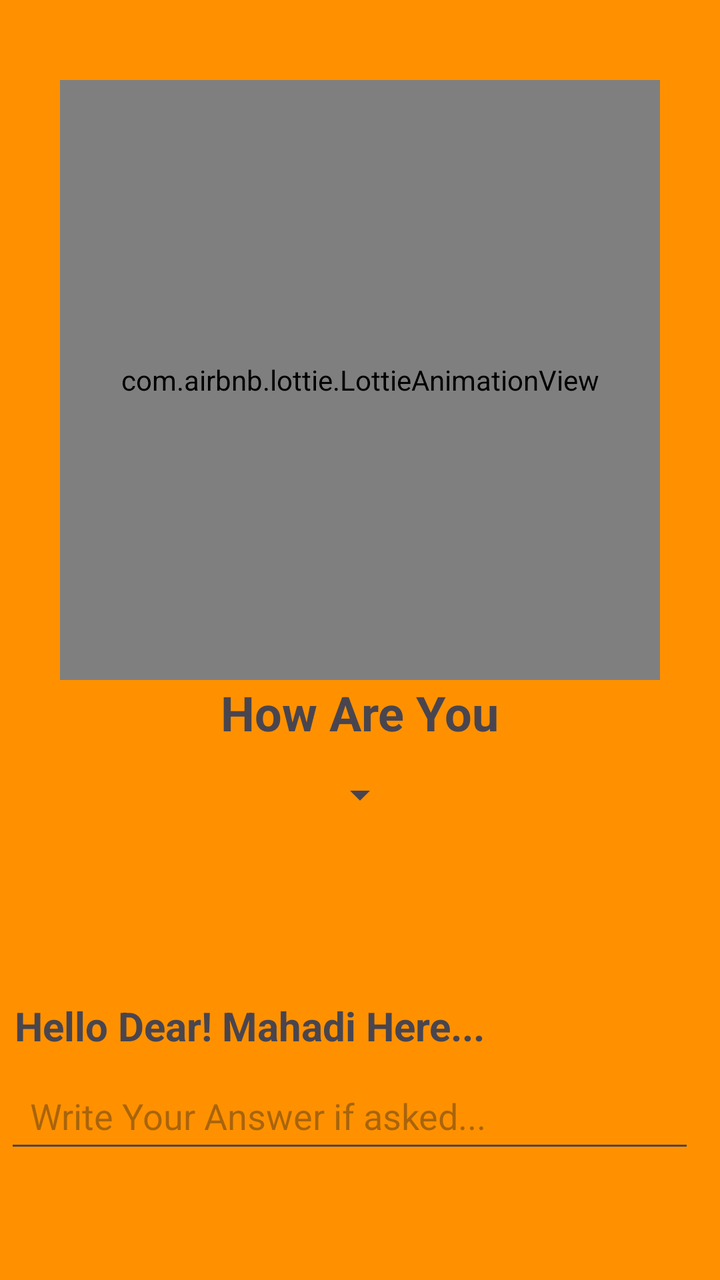
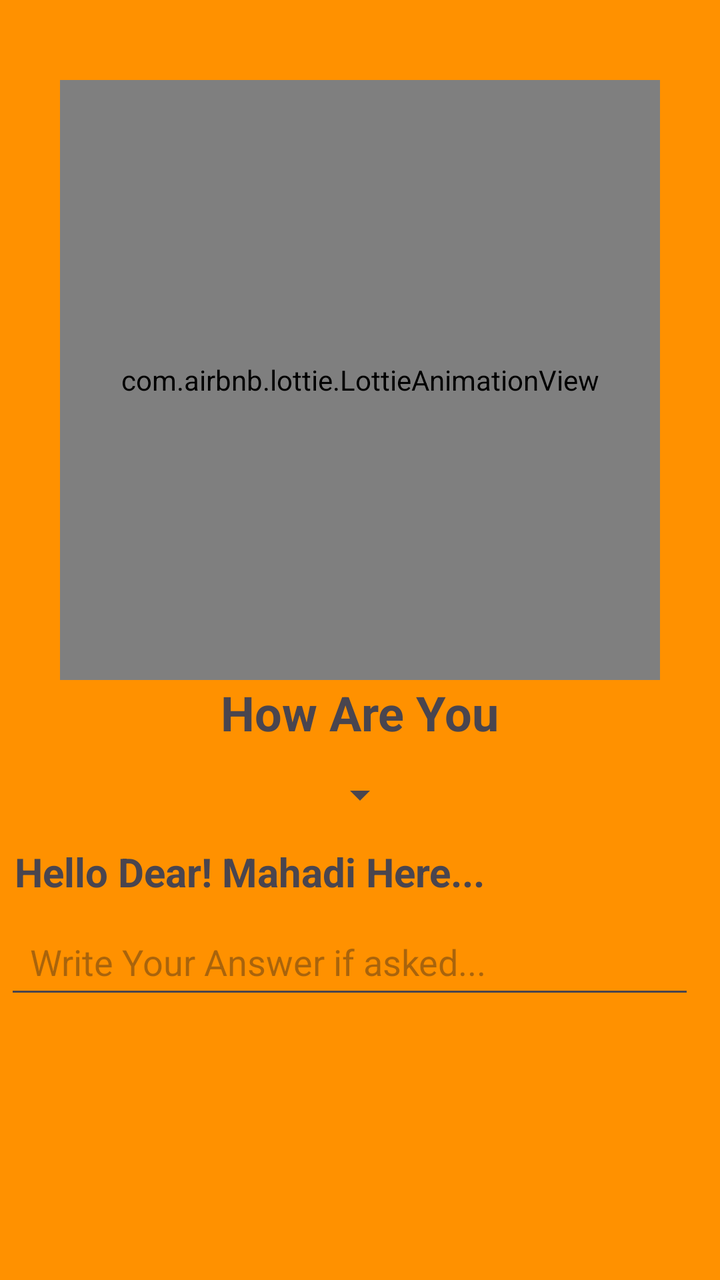

Before-and-after screenshots of an Android layout around one commit, followed by the original layout XML and the change that was made.
<!-- AndroidManifest.xml: application theme Theme.BMICalculator -->
<!-- res/layout/activity_start_page.xml -->
<?xml version="1.0" encoding="utf-8"?>
<LinearLayout
    xmlns:android="http://schemas.android.com/apk/res/android"
    xmlns:app="http://schemas.android.com/apk/res-auto"
    xmlns:tools="http://schemas.android.com/tools"
    android:layout_width="match_parent"
    android:layout_height="match_parent"
    tools:context=".startPage"
    android:background="#FF9100"
    android:orientation="vertical"
    android:gravity="center_horizontal"
    >

    <com.airbnb.lottie.LottieAnimationView
        android:id="@+id/lo"
        android:layout_width="300dp"
        android:layout_height="300dp"
        app:lottie_rawRes="@raw/watermelon"
        app:lottie_autoPlay="true"
        app:lottie_loop="true"
        android:layout_marginTop="40dp"
        />
<LinearLayout
    android:layout_width="match_parent"
    android:layout_height="wrap_content"
    android:orientation="vertical"
    android:gravity="center_horizontal"
    >
    <TextView
        android:layout_width="wrap_content"
        android:layout_height="wrap_content"
        android:textStyle="bold"
        android:textSize="24sp"
        android:text="How Are You"
        />
    <Spinner
        android:layout_width="wrap_content"
        android:layout_height="50dp"
        android:id="@+id/spinner"
        android:layout_marginBottom="77dp"/>
</LinearLayout>
    <TextView
        android:layout_width="match_parent"
        android:layout_height="wrap_content"
        android:id="@+id/text2"
        android:textStyle="bold"
        android:textSize="20sp"
        android:layout_marginLeft="5dp"
        android:text="Hello Dear! Mahadi Here..."
        android:layout_marginBottom="5dp" />

    <AutoCompleteTextView
        android:layout_width="match_parent"
        android:layout_height="50dp"
        android:id="@+id/autocm"
        android:layout_marginLeft="5dp"
        android:layout_marginRight="10dp"
        android:hint="  Write Your Answer if asked..."
        />
</LinearLayout>
<!-- resources referenced by this layout -->
<resources>
  <style name="Theme.BMICalculator" parent="Base.Theme.BMICalculator" />
  <style name="Base.Theme.BMICalculator" parent="Theme.Material3.DayNight.NoActionBar">
          
          
      </style>
</resources>

<!-- the commit's change to res/layout/activity_start_page.xml (unified diff, before → after) -->
@@ -37,7 +37,7 @@
         android:layout_width="wrap_content"
         android:layout_height="50dp"
         android:id="@+id/spinner"
-        android:layout_marginBottom="77dp"/>
+        />
 </LinearLayout>
     <TextView
         android:layout_width="match_parent"
